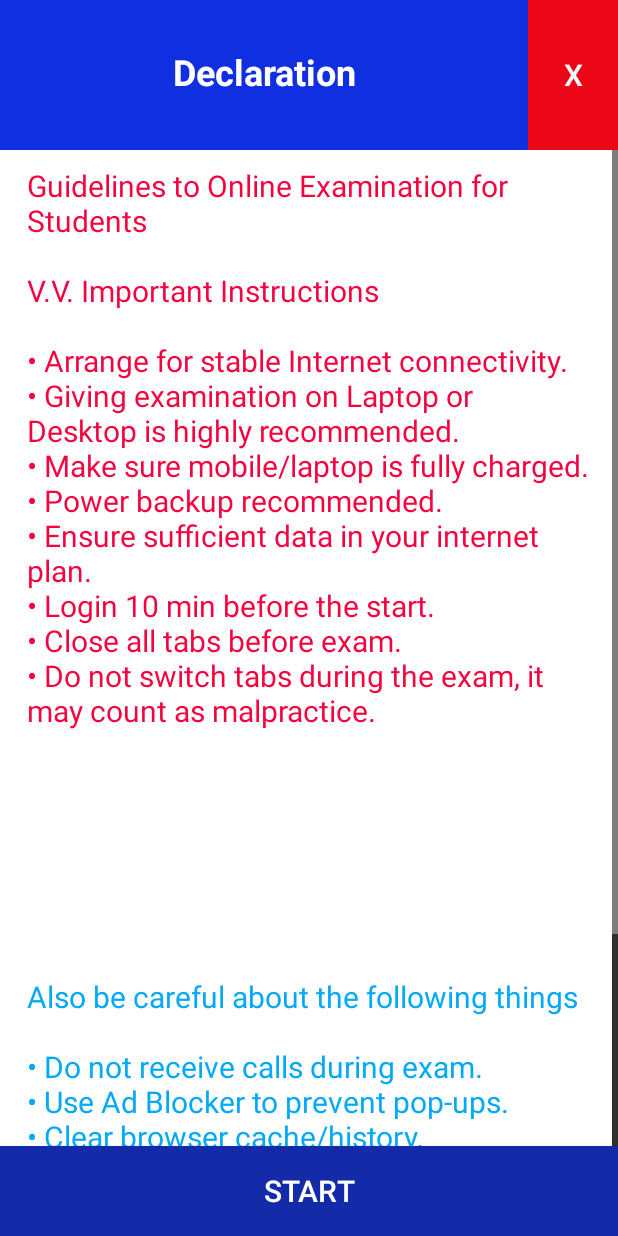
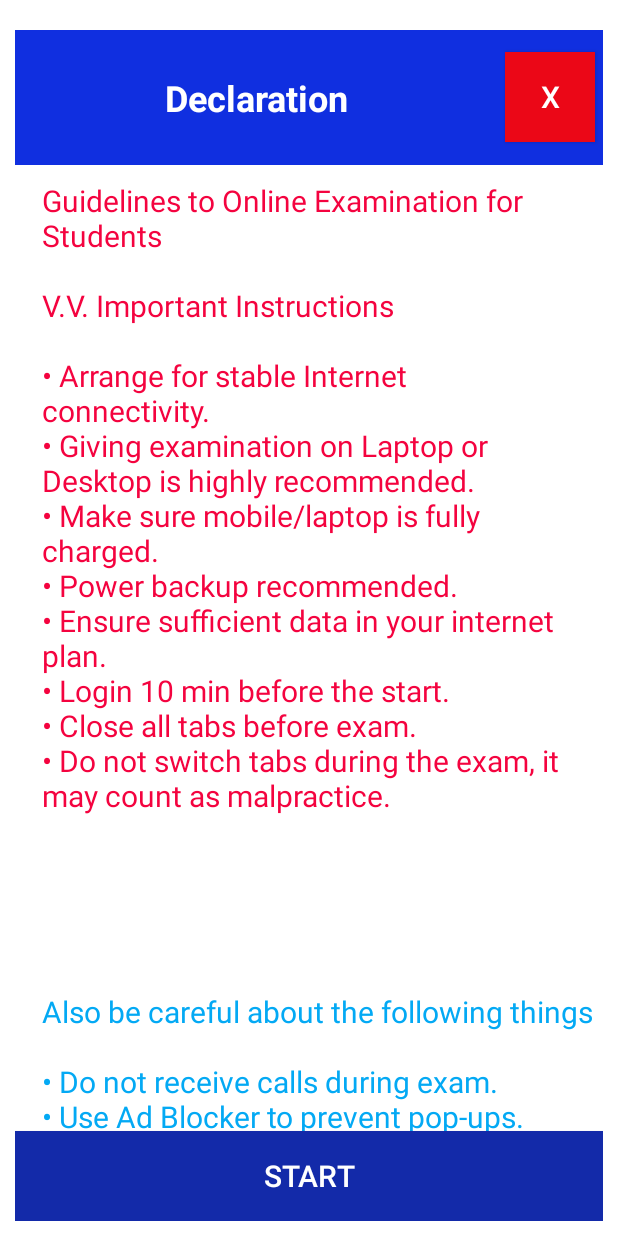
Before and after one commit to Nandani2005/cognitest, an Android app built with Jetpack Compose: the declaration screen opened directly, with no data from a screen before it, on a phone screen of 412 x 824 dp. Run offline under Robolectric (Android 15) with nearby library versions, the phone set to English and light mode, and no system bars.

Commit message:
new layout added

```diff
--- a/app/src/main/java/com/example/cognigent/preview.kt
+++ b/app/src/main/java/com/example/cognigent/preview.kt
@@ -25,7 +25,7 @@ class preview : AppCompatActivity() {
         backBtn = findViewById(R.id.backBtn)
 
         val dbHelper = QuestionDatabase(this)
-        questionList = dbHelper.getAllQuestions() as ArrayList<QuestionModel>
+        questionList = dbHelper.getQuestionsByExamType("mba") as ArrayList<QuestionModel>
 
         recyclerView.layoutManager = GridLayoutManager(this, 4)
         recyclerView.adapter = PreviewAdapter(questionList)
--- a/app/src/main/java/com/example/cognigent/profile.kt
+++ b/app/src/main/java/com/example/cognigent/profile.kt
@@ -31,7 +31,7 @@ class profile : AppCompatActivity() {
         findViewById<ImageView>(R.id.nav_progress).setOnClickListener {
             startActivity(Intent(this, progress::class.java).apply {
                 putExtra("email", email)
-                putExtra("newSubject" , newSubject)
+                putExtra("newSubject" , user?.second)
 
             })
         }
--- a/app/src/main/res/layout/activity_declaration.xml
+++ b/app/src/main/res/layout/activity_declaration.xml
@@ -2,6 +2,8 @@
 <RelativeLayout xmlns:android="http://schemas.android.com/apk/res/android"
     xmlns:tools="http://schemas.android.com/tools"
     android:id="@+id/main"
+    android:padding="10dp"
+    android:background="#fff"
     android:layout_width="match_parent"
     android:layout_height="match_parent"
     tools:context=".declaration">
@@ -10,13 +12,13 @@
     <LinearLayout
         android:id="@+id/headerLayout"
         android:layout_width="match_parent"
-        android:layout_height="100dp"
+        android:layout_height="90dp"
+        android:layout_marginTop="10dp"
         android:orientation="horizontal"
         android:background="#102FE0"
         >
 
         <TextView
-            android:id="@+id/textView6"
             android:layout_width="0dp"
             android:layout_height="wrap_content"
             android:layout_weight="1"
@@ -25,14 +27,17 @@
             android:textSize="24sp"
             android:padding="10dp"
             android:gravity="center"
+            android:layout_gravity="center"
             android:textStyle="bold" />
 
         <Button
             android:id="@+id/closetab"
             android:layout_width="60dp"
-            android:layout_height="match_parent"
+            android:layout_height="60dp"
+            android:layout_gravity="center"
             android:background="#EB0717"
             android:text="X"
+            android:layout_margin="5dp"
             android:textSize="20sp"
             android:textColor="#FFFFFF" />
     </LinearLayout>
@@ -73,8 +78,9 @@
                 android:background="#FFFFFF"
                 android:textColor="#03A9F4"
                 android:textSize="20sp"
+                android:layout_marginBottom="10dp"
                 android:paddingLeft="18dp"
-                android:text=" \n\n\n\n\n\nAlso be careful about the following things \n\n• Do not receive calls during exam.\n• Use Ad Blocker to prevent pop-ups.\n• Clear browser cache/history.\n\nNotes:\n• Use Mozilla/Chrome browser.\n• Do not press back/close icons.\n• No login after 30 mins of exam start." />
+                android:text="\n\n\n\nAlso be careful about the following things \n\n• Do not receive calls during exam.\n• Use Ad Blocker to prevent pop-ups.\n• Clear browser cache/history.\n\nNotes:\n• Use Mozilla/Chrome browser.\n• Do not press back/close icons.\n• No login after 30 mins of exam start." />
 
             <!-- Declaration Checkbox -->
             <CheckBox
```
Also changed, not shown: app/src/main/java/com/example/cognigent/QAPage.kt (+29 -6 lines), app/src/main/java/com/example/cognigent/QuestionDatabase.kt (+0 -27 lines).
